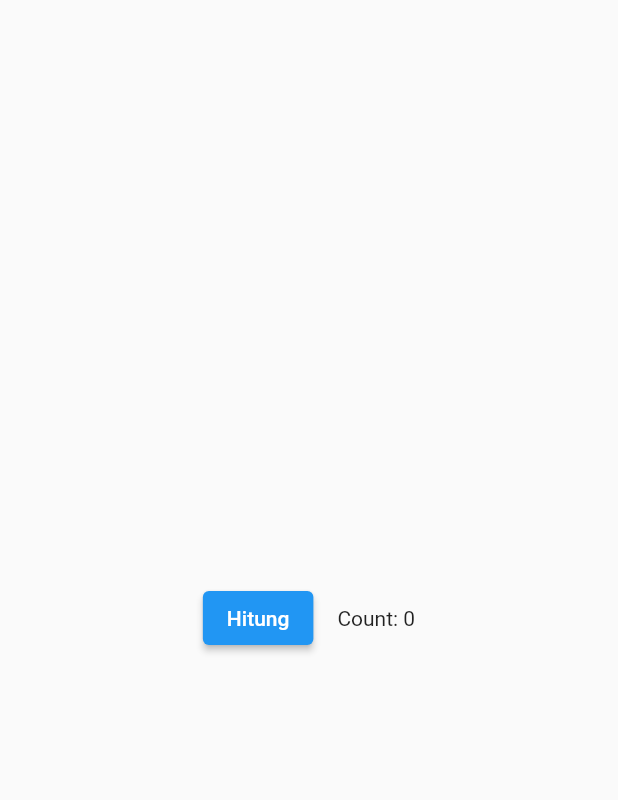
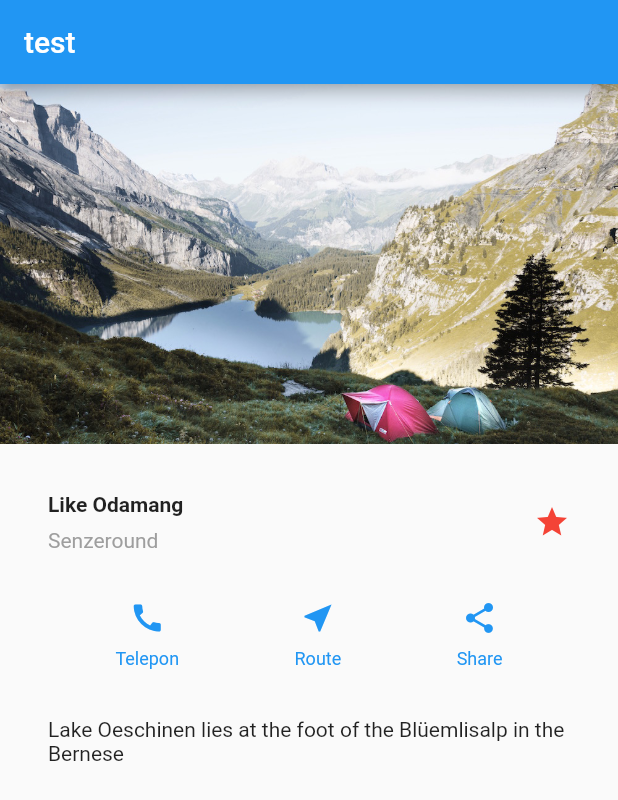
Before and after one commit to adimaryadi70/flutter-example, a Flutter app: the screen it shows after launch, on a phone screen of 412 x 824 dp. Shown: the top 800 px of the screen. Run offline on Flutter 3.47's test engine with Material 2 defaults, Android fonts, the phone set to English and light mode, and no system bars.

Commit message:
Building Layout test

```diff
--- /dev/null
+++ b/lib/component/LayoutBuilding.dart
@@ -0,0 +1,91 @@
+import 'package:flutter/material.dart';
+
+Widget titleScreen = Container(
+  padding: const EdgeInsets.all(32),
+  child: Row(
+    children: [
+      Expanded(
+          child: Column(
+            crossAxisAlignment: CrossAxisAlignment.start,
+            children: [
+              Container(
+                padding: const EdgeInsets.only(bottom: 8),
+                child: const Text('Like Odamang ',style: TextStyle(fontWeight: FontWeight.bold)),
+              ),
+              Text('Senzeround',style: TextStyle(color: Colors.grey[500]))
+            ],
+          )
+      ),
+      Icon(Icons.star,color: Colors.red[500])
+    ],
+  ),
+);
+
+Widget textSection =  const Padding(
+  padding: EdgeInsets.all(32),
+  child: Text(
+    'Lake Oeschinen lies at the foot of the Blüemlisalp in the Bernese',
+    softWrap: true,
+  ),
+);
+
+class LayoutBuilding extends StatelessWidget {
+  const LayoutBuilding({super.key});
+
+  @override
+  Widget build(BuildContext context) {
+    Color color           =    Theme.of(context).primaryColor;
+    Widget buttonSection  =    Row(
+      mainAxisAlignment: MainAxisAlignment.spaceEvenly,
+      children: [
+        _buildButtonColumn(color, Icons.call, 'Telepon'),
+        _buildButtonColumn(color, Icons.near_me, 'Route'),
+        _buildButtonColumn(color, Icons.share, 'Share')
+      ],
+    );
+    return MaterialApp(
+      title: 'Building Layout',
+      home: Scaffold(
+        appBar: AppBar(
+          title: const Text('test'),
+        ),
+        body: ListView(
+          children: [
+            Image.asset(
+              'assets/images/lake.jpg',
+              width: 600,
+              height: 240,
+              fit: BoxFit.cover
+            ),
+            titleScreen,
+            buttonSection,
+            textSection
+          ],
+        ),
+      ),
+    );
+  }
+
+
+
+  Column _buildButtonColumn(Color color, IconData icon,String label) {
+    return Column(
+      mainAxisSize: MainAxisSize.min,
+      mainAxisAlignment: MainAxisAlignment.center,
+      children: [
+        Icon(icon,color: color),
+        Container(
+          margin: const EdgeInsets.only(top: 8),
+          child: Text(
+            label,
+            style: TextStyle(
+                fontSize: 12,
+                fontWeight: FontWeight.w400,
+                color: color
+            ),
+          ),
+        )
+      ],
+    );
+  }
+}
--- a/pubspec.yaml
+++ b/pubspec.yaml
@@ -32,7 +32,6 @@ dependencies:
   flutter:
     sdk: flutter
 
-
   # The following adds the Cupertino Icons font to your application.
   # Use with the CupertinoIcons class for iOS style icons.
   cupertino_icons: ^1.0.2
@@ -58,9 +57,9 @@ flutter:
   # included with your application, so that you can use the icons in
   # the material Icons class.
   uses-material-design: true
-
   # To add assets to your application, add an assets section, like this:
-  # assets:
+  assets:
+     - assets/images/lake.jpg
   #   - images/a_dot_burr.jpeg
   #   - images/a_dot_ham.jpeg
 
```
Also changed, not shown: lib/component/ShoppingList.dart (added, +41 -0 lines), lib/main.dart (+26 -12 lines), assets/images/lake.jpg (added).
